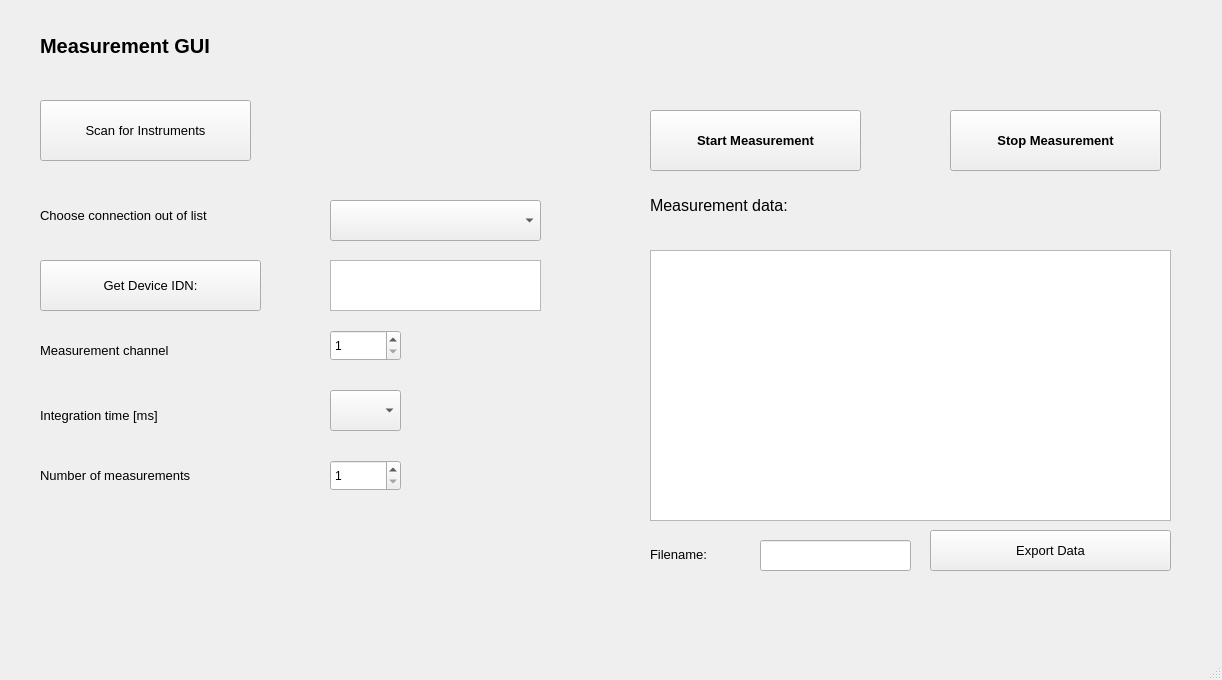
Old version of the form measureGUI.ui in the repository benjaminze/kpi_internship.
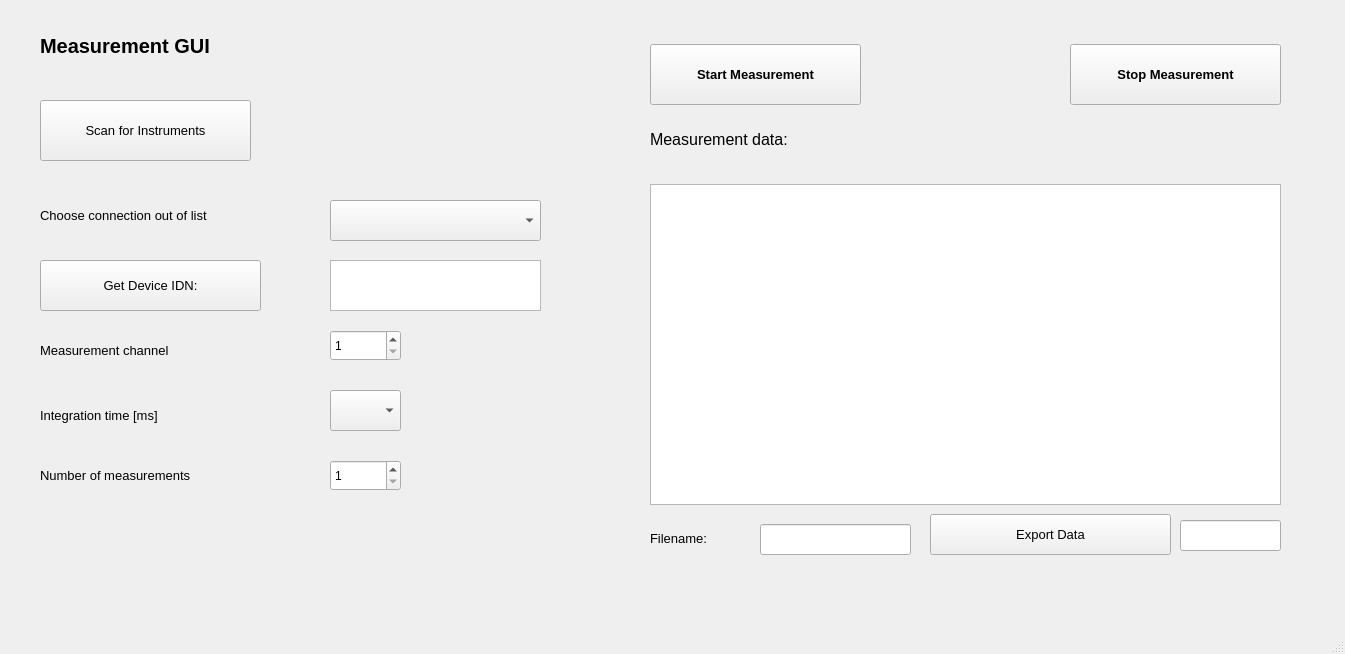
New version of the form.

```diff
--- a/measureGUI.ui
+++ b/measureGUI.ui
@@ -6,8 +6,8 @@
    <rect>
     <x>0</x>
     <y>0</y>
-    <width>1222</width>
-    <height>680</height>
+    <width>1345</width>
+    <height>654</height>
    </rect>
   </property>
   <property name="windowTitle">
@@ -188,7 +188,7 @@
     <property name="geometry">
      <rect>
       <x>650</x>
-      <y>180</y>
+      <y>114</y>
       <width>321</width>
       <height>51</height>
      </rect>
@@ -206,7 +206,7 @@
     <property name="geometry">
      <rect>
       <x>650</x>
-      <y>110</y>
+      <y>44</y>
       <width>211</width>
       <height>61</height>
      </rect>
@@ -254,9 +254,9 @@
     <property name="geometry">
      <rect>
       <x>650</x>
-      <y>250</y>
-      <width>521</width>
-      <height>271</height>
+      <y>184</y>
+      <width>631</width>
+      <height>321</height>
      </rect>
     </property>
     <property name="sizePolicy">
@@ -285,7 +285,7 @@
     <property name="geometry">
      <rect>
       <x>930</x>
-      <y>530</y>
+      <y>514</y>
       <width>241</width>
       <height>41</height>
      </rect>
@@ -305,7 +305,7 @@
     <property name="geometry">
      <rect>
       <x>650</x>
-      <y>534</y>
+      <y>518</y>
       <width>101</width>
       <height>41</height>
      </rect>
@@ -323,7 +323,7 @@
     <property name="geometry">
      <rect>
       <x>760</x>
-      <y>540</y>
+      <y>524</y>
       <width>151</width>
       <height>31</height>
      </rect>
@@ -332,8 +332,8 @@
    <widget class="QPushButton" name="stop_measurement_button">
     <property name="geometry">
      <rect>
-      <x>950</x>
-      <y>110</y>
+      <x>1070</x>
+      <y>44</y>
       <width>211</width>
       <height>61</height>
      </rect>
@@ -349,6 +349,16 @@
      <string>Stop Measurement</string>
     </property>
    </widget>
+   <widget class="QLineEdit" name="data_saved_lineEdit">
+    <property name="geometry">
+     <rect>
+      <x>1180</x>
+      <y>520</y>
+      <width>101</width>
+      <height>31</height>
+     </rect>
+    </property>
+   </widget>
   </widget>
   <widget class="QMenuBar" name="menubar">
    <property name="geometry">
```
Left out of the diff: 2 changed lines with no effect on the pictures.
